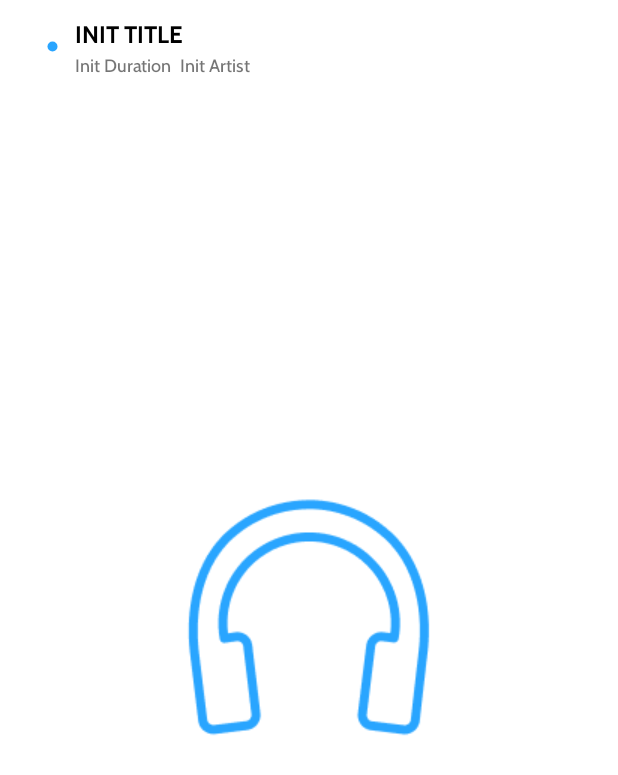
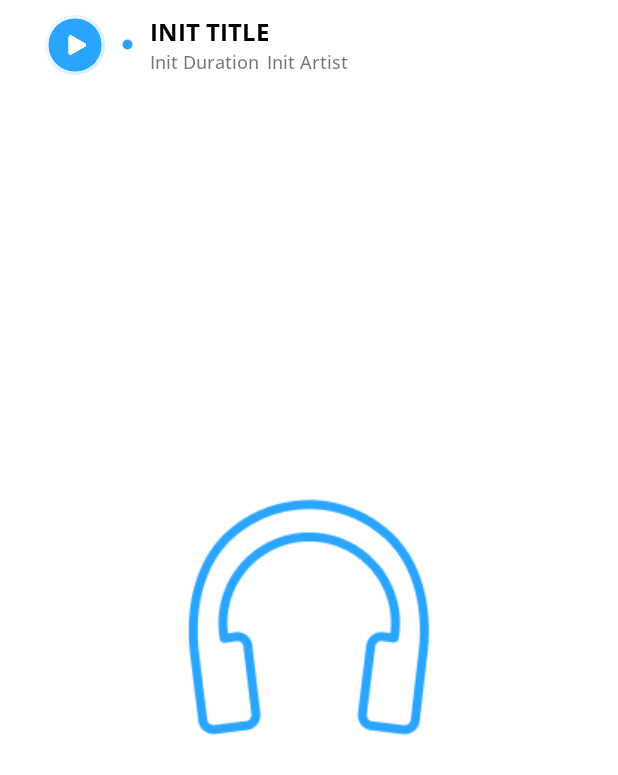
Before and after one commit to ivanandika21/PAM_MusicApp, an Android app: the layout row_item.xml on its own in the app's theme, with its tools: preview values and no code run, on a phone screen of 412 x 824 dp. Shown: the top 775 px of the screen. Run offline under Robolectric (Android 15) with nearby library versions, the phone set to English and light mode, and no system bars.

Commit message:
ui done, font done

```diff
--- a/Musek/app/src/main/java/com/example/musek/DataModel.java
+++ b/Musek/app/src/main/java/com/example/musek/DataModel.java
@@ -7,6 +7,7 @@ public class DataModel implements Serializable {
     String title;
     String duration;
     String artist;
+    String albumart;
 
     public DataModel(String path, String title, String duration, String artist) {
         this.path = path;
--- a/Musek/app/src/main/res/layout/activity_detail.xml
+++ b/Musek/app/src/main/res/layout/activity_detail.xml
@@ -84,8 +84,8 @@
             android:layout_width="match_parent"
             android:layout_height="wrap_content"
             android:layout_below="@id/id_controlText"
+            android:layout_marginVertical="40dp"
             android:gravity="center"
-            android:layout_marginTop="20dp"
             android:orientation="horizontal">
 
             <ImageView
--- a/Musek/app/src/main/res/layout/activity_main.xml
+++ b/Musek/app/src/main/res/layout/activity_main.xml
@@ -19,7 +19,7 @@
             android:layout_width="wrap_content"
             android:layout_height="wrap_content"
             android:text="Daftar Lagu"
-            android:textSize="22sp"
+            android:textSize="20sp"
             android:paddingVertical="10dp"
             android:textColor="@color/white"
             android:fontFamily="@font/bold"/>
--- a/Musek/app/src/main/res/layout/row_item.xml
+++ b/Musek/app/src/main/res/layout/row_item.xml
@@ -6,10 +6,19 @@
     android:paddingVertical="10dp">
 
     <ImageView
+        android:id="@+id/id_albumImage"
+        android:layout_width="40dp"
+        android:layout_height="40dp"
+        android:layout_centerVertical="true"
+        android:src="@drawable/ic_play"
+        android:layout_marginEnd="10dp"/>
+
+    <ImageView
+        android:id="@+id/id_dot"
         android:layout_width="10dp"
         android:layout_height="10dp"
-        android:id="@+id/id_dot"
         android:layout_centerVertical="true"
+        android:layout_toEndOf="@+id/id_albumImage"
         android:src="@drawable/ic_dot"
         android:layout_marginEnd="10dp"/>
 
```
Also changed, not shown: Musek/app/src/main/res/font/bold.ttf, Musek/app/src/main/res/font/medium.ttf.
